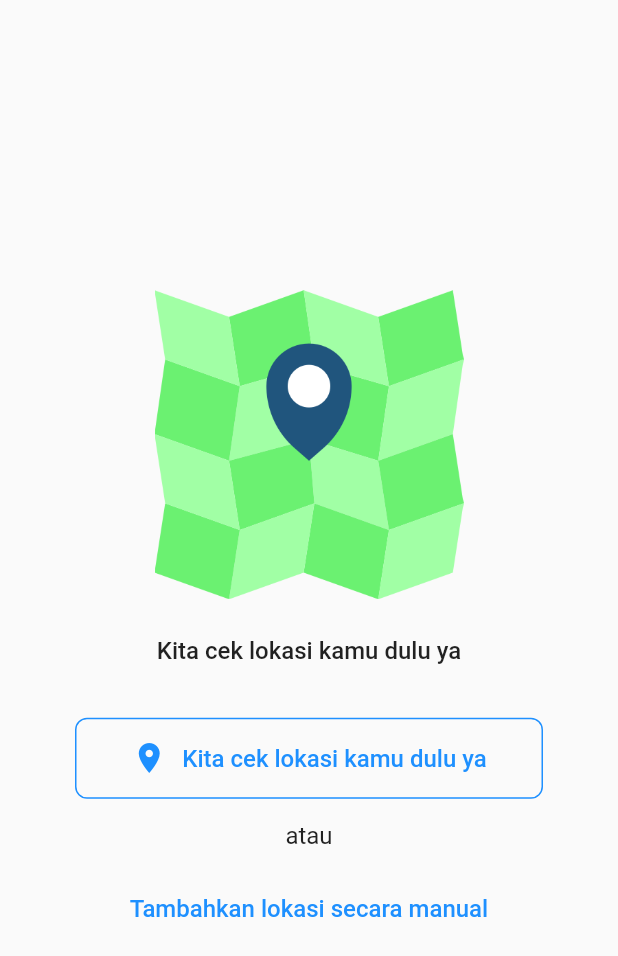
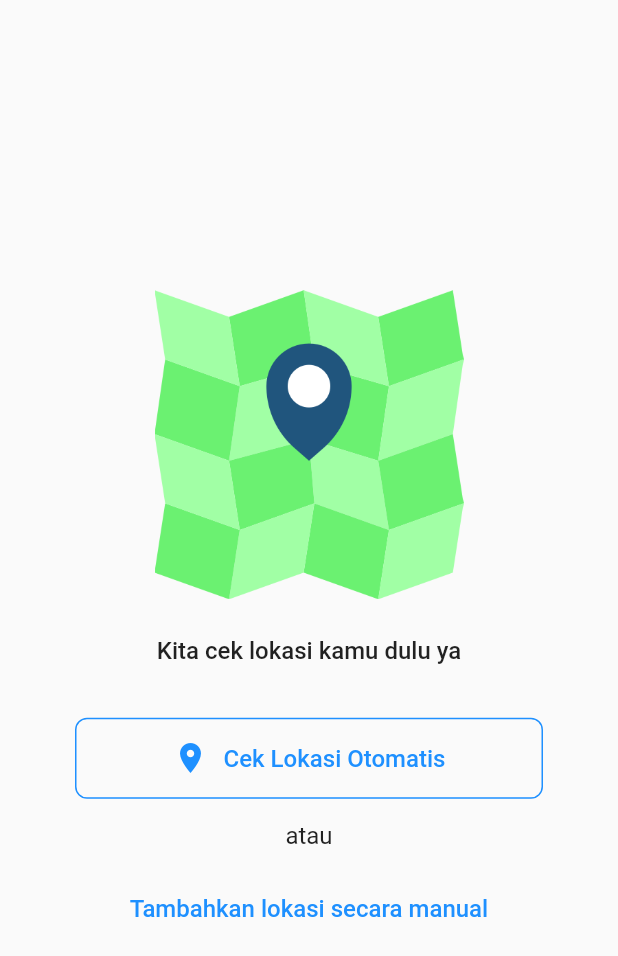
Before and after one commit to Ayotrash/ayotrash_mobile, a Flutter app: the screen it shows after launch, after a tap on "Daftar Sekarang", on a phone screen of 412 x 824 dp. Shown: the top 956 px of the screen. Run offline on Flutter 3.47's test engine with Material 2 defaults, Android fonts, the phone set to English and light mode, and no system bars; our stand-ins replace geolocator, google_maps_flutter; missing offline and left inert: google_map_location_picker, loading.

Commit message:
page check_location

```diff
--- a/lib/screens/check_location/check_location_view.dart
+++ b/lib/screens/check_location/check_location_view.dart
@@ -1,9 +1,15 @@
 import 'package:flutter/material.dart';
+import 'package:flutter/services.dart';
 import './check_location_view_model.dart';
 
 class CheckLocationView extends CheckLocationViewModel {
   @override
   Widget build(BuildContext context) {
+    SystemChrome.setSystemUIOverlayStyle(SystemUiOverlayStyle(
+        statusBarColor: Color(0xFFFAFAFA),
+        statusBarIconBrightness: Brightness.dark,
+        systemNavigationBarColor: Color(0xFFFAFAFA),
+        systemNavigationBarIconBrightness: Brightness.dark));
     final screenSize = MediaQuery.of(context).size;
     return Scaffold(
       body: Container(
@@ -32,7 +38,7 @@ class CheckLocationView extends CheckLocationViewModel {
                 // splashColor: Color(0xFF1e90ff),
                 borderSide: BorderSide(color: Color(0xFF1e90ff)),
                 textColor: Color(0xFF1e90ff),
-                onPressed: () {},
+                onPressed: () => Navigator.pushNamed(context, "/AutoLocation"),
                 child: Row(
                   mainAxisAlignment: MainAxisAlignment.center,
                   children: <Widget>[
@@ -42,7 +48,7 @@ class CheckLocationView extends CheckLocationViewModel {
                     ),
                     SizedBox(width: 10),
                     Text(
-                      "Kita cek lokasi kamu dulu ya",
+                      "Cek Lokasi Otomatis",
                       style:
                           TextStyle(fontWeight: FontWeight.w500, fontSize: 16),
                     ),
@@ -62,7 +68,7 @@ class CheckLocationView extends CheckLocationViewModel {
                 padding: EdgeInsets.symmetric(vertical: 15),
                 shape: RoundedRectangleBorder(
                     borderRadius: BorderRadius.circular(8)),
-                onPressed: () {},
+                onPressed: () => checkManually(),
                 textColor: Color(0xFF1e90ff),
                 child: Text(
                   "Tambahkan lokasi secara manual",
```
Also changed, not shown: lib/screens/check_location/check_location_view_model.dart (+6 -1 lines).
